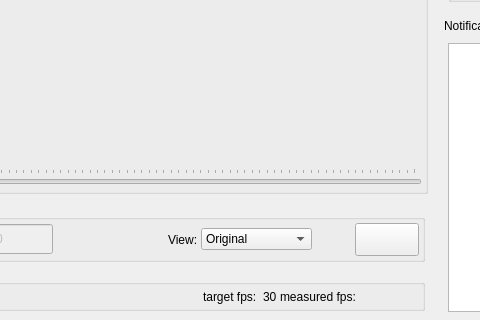
BioroboticsLab/biotracker_core, file source/gui/BioTracker.ui: the form before one commit; both pictures show x 342 to 822 and y 498 to 818 of the 982 by 818 pixel window.
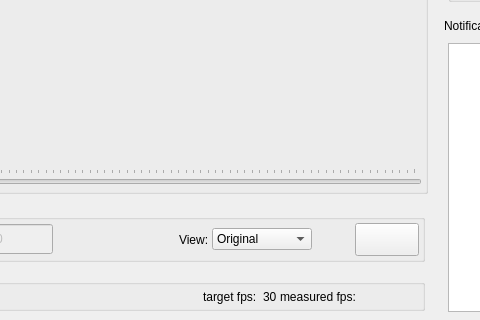
The form after the commit. Icons and pictures are not drawn. Custom widgets are drawn as their Qt base class.

Commit message: ask for confirmation before closing the application (fixes #3553)

Diff of the .ui file:
```diff
--- a/source/gui/BioTracker.ui
+++ b/source/gui/BioTracker.ui
@@ -420,14 +420,14 @@
                 <item>
                  <widget class="QComboBox" name="comboBoxSelectedView">
                   <property name="sizePolicy">
-                   <sizepolicy hsizetype="MinimumExpanding" vsizetype="Fixed">
+                   <sizepolicy hsizetype="Preferred" vsizetype="Fixed">
                     <horstretch>0</horstretch>
                     <verstretch>0</verstretch>
                    </sizepolicy>
                   </property>
                   <property name="minimumSize">
                    <size>
-                    <width>0</width>
+                    <width>100</width>
                     <height>0</height>
                    </size>
                   </property>
```
The commit also changes 1 other file.
